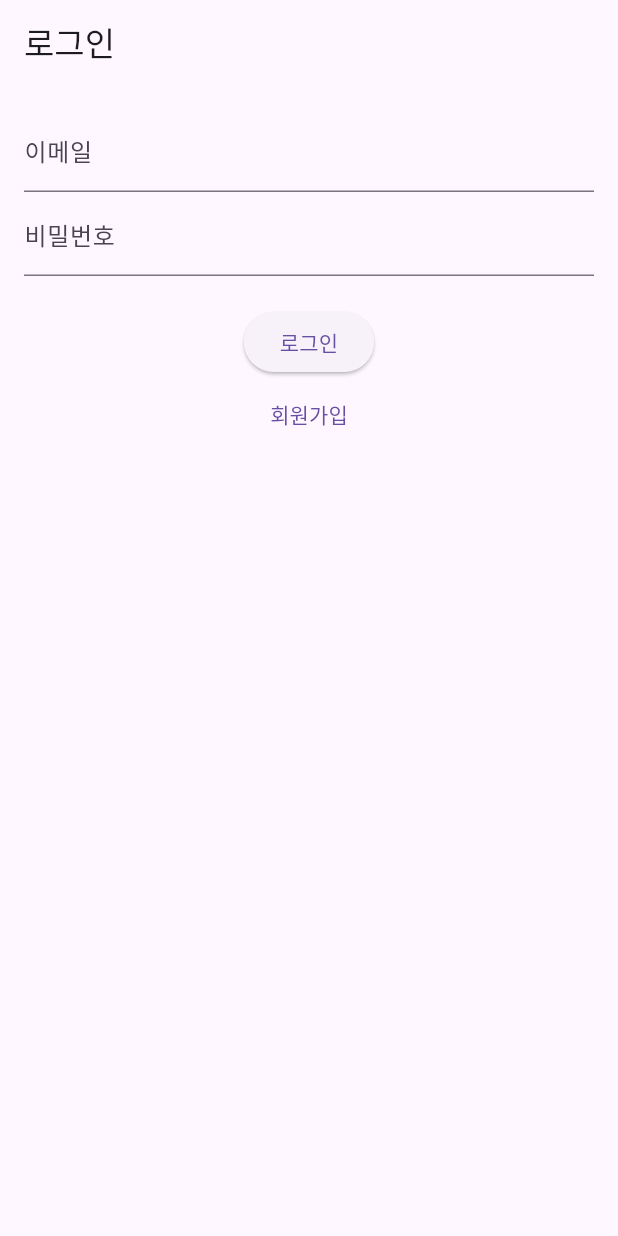
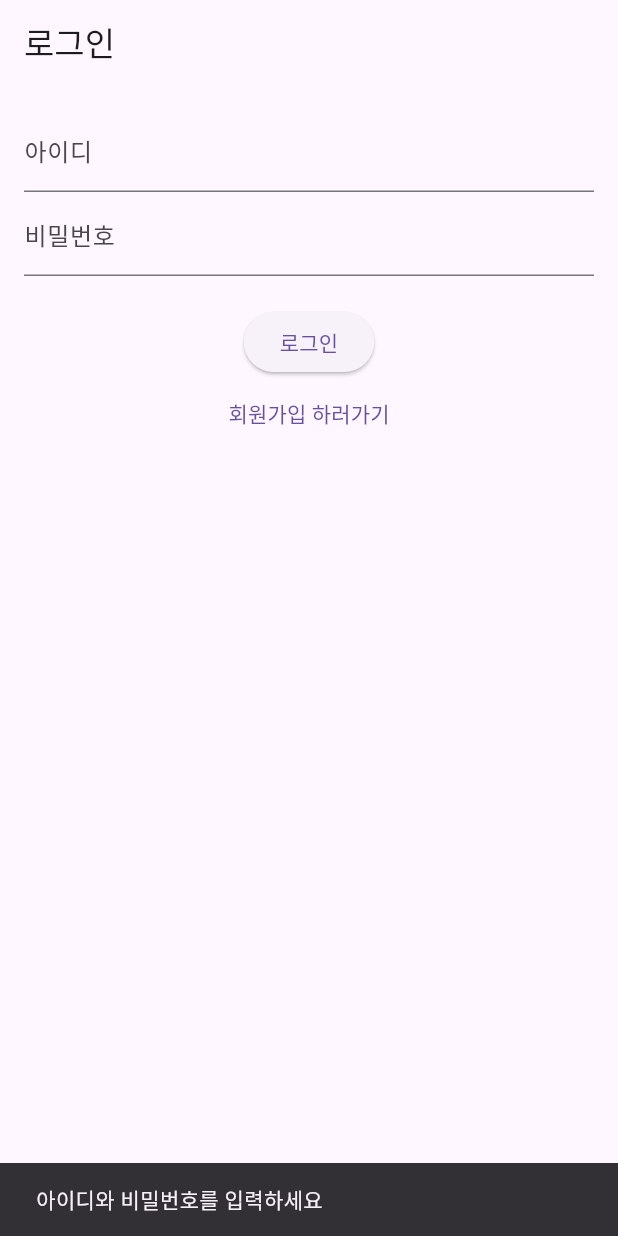
Before and after one commit to wonna-0830/store-inventory-dart, a Flutter app: the screen it shows after launch, after a tap on "로그인", on a phone screen of 412 x 824 dp. Run offline on Flutter 3.47's test engine with Material 3 defaults, Android fonts, the phone set to English and light mode, and no system bars; our stand-ins replace shared_preferences, supabase; accounts and stored records are empty.

Commit message:
1차 완성본 백업

```diff
--- a/lib/login.dart
+++ b/lib/login.dart
@@ -1,41 +1,91 @@
 import 'package:flutter/material.dart';
-import 'signup.dart';
+import 'package:shared_preferences/shared_preferences.dart';
+import 'main.dart'; // supabase 전역 객체 불러오기
 
-class LoginPage extends StatelessWidget {
-  final TextEditingController emailController = TextEditingController();
-  final TextEditingController passwordController = TextEditingController();
+class LoginPage extends StatefulWidget {
+  @override
+  State<LoginPage> createState() => _LoginPageState();
+}
+
+class _LoginPageState extends State<LoginPage> {
+  final TextEditingController idController = TextEditingController();
+  final TextEditingController pwController = TextEditingController();
+
+  bool isLoading = false;
+
+  @override
+  void initState() {
+    super.initState();
+    _checkAutoLogin();
+  }
+
+  Future<void> _checkAutoLogin() async {
+    final prefs = await SharedPreferences.getInstance();
+    final savedId = prefs.getString('userId');
+    if (savedId != null) {
+      // 자동 로그인 성공 → 다음 화면으로 이동
+      _goToHome();
+    }
+  }
+
+  Future<void> _login() async {
+    final id = idController.text.trim();
+    final pw = pwController.text.trim();
+
+    if (id.isEmpty || pw.isEmpty) {
+      ScaffoldMessenger.of(context).showSnackBar(SnackBar(content: Text("아이디와 비밀번호를 입력하세요")));
+      return;
+    }
+
+    setState(() => isLoading = true);
+
+    try {
+      final response = await supabase
+          .from('user') // 테이블 이름 확인 (user 또는 users)
+          .select()
+          .eq('id', id)
+          .eq('password', pw)
+          .maybeSingle();
+
+      if (response != null) {
+        final prefs = await SharedPreferences.getInstance();
+        await prefs.setString('userId', id); // 자동 로그인용 저장
+
+        _goToHome();
+      } else {
+        ScaffoldMessenger.of(context).showSnackBar(SnackBar(content: Text("로그인 실패: 아이디 또는 비밀번호가 틀렸습니다")));
+      }
+    } catch (e) {
+      print("로그인 오류: $e");
+      ScaffoldMessenger.of(context).showSnackBar(SnackBar(content: Text("오류 발생")));
+    } finally {
+      setState(() => isLoading = false);
+    }
+  }
+
+  void _goToHome() {
+    Navigator.pushReplacementNamed(context, '/home'); // 홈 화면 라우트 연결 예정
+  }
 
   @override
   Widget build(BuildContext context) {
     return Scaffold(
-      appBar: AppBar(title: Text('로그인')),
+      appBar: AppBar(title: Text("로그인")),
       body: Padding(
         padding: EdgeInsets.all(16),
         child: Column(
           children: [
-            TextField(
-              controller: emailController,
-              decoration: InputDecoration(labelText: '이메일'),
-            ),
-            TextField(
-              controller: passwordController,
-              obscureText: true,
-          decoration: InputDecoration(labelText: '비밀번호'),
-            ),
+            TextField(controller: idController, decoration: InputDecoration(labelText: '아이디')),
+            TextField(controller: pwController, obscureText: true, decoration: InputDecoration(labelText: '비밀번호')),
             SizedBox(height: 20),
-            ElevatedButton(
-              onPressed: () {
-                // 로그인 처리 (나중에 연결!)
-              },
-              child: Text('로그인'),
-            ),
+            isLoading
+                ? CircularProgressIndicator()
+                : ElevatedButton(onPressed: _login, child: Text("로그인")),
             TextButton(
               onPressed: () {
-                Navigator.push(context,
-                    MaterialPageRoute(builder: (_) => SignupPage())
-                );
+                Navigator.pushNamed(context, '/signup');
               },
-              child: Text('회원가입'),
+              child: Text("회원가입 하러가기"),
             ),
           ],
         ),
--- a/lib/main.dart
+++ b/lib/main.dart
@@ -1,10 +1,15 @@
 import 'package:flutter/material.dart';
 import 'package:supabase/supabase.dart';
 import 'login.dart';
+import 'signup.dart';
+import 'home_page.dart';
+import 'package:flutter_localizations/flutter_localizations.dart';
+
 
 late final SupabaseClient supabase;
 
 void main() {
+  WidgetsFlutterBinding.ensureInitialized();
   // SupabaseClient 직접 초기화
   supabase = SupabaseClient(
     'https://zsfxqsqvmbhritorvlkd.supabase.co',
@@ -23,6 +28,20 @@ class MyApp extends StatelessWidget {
         primarySwatch: Colors.teal,
       ),
       home: LoginPage(),
+      routes: {
+        '/login': (context) => LoginPage(),
+        '/signup': (context) => SignupPage(),     // ✅ 추가!
+        '/home': (context) => HomePage(),         // ✅ 경로명 확인!
+      },
+      localizationsDelegates: [
+        GlobalMaterialLocalizations.delegate,
+        GlobalWidgetsLocalizations.delegate,
+        GlobalCupertinoLocalizations.delegate,
+      ],
+      supportedLocales: [
+        const Locale('ko'), // 한국어
+        const Locale('en'), // 영어 (기본)
+      ],
     );
   }
 }
--- a/pubspec.yaml
+++ b/pubspec.yaml
@@ -31,6 +31,10 @@ dependencies:
   flutter:
     sdk: flutter
   supabase: ^1.11.11
+  shared_preferences: ^2.2.2
+  intl: ^0.19.0
+  flutter_localizations:
+    sdk: flutter
 
   # The following adds the Cupertino Icons font to your application.
   # Use with the CupertinoIcons class for iOS style icons.
@@ -59,6 +63,8 @@ flutter:
   # the material Icons class.
   uses-material-design: true
 
+flutter_localizations:
+  sdk: flutter
 
   # To add assets to your application, add an assets section, like this:
   # assets:
```
Also changed, not shown: lib/home_page.dart (added, +548 -0 lines), pubspec.lock, 1 other file.
